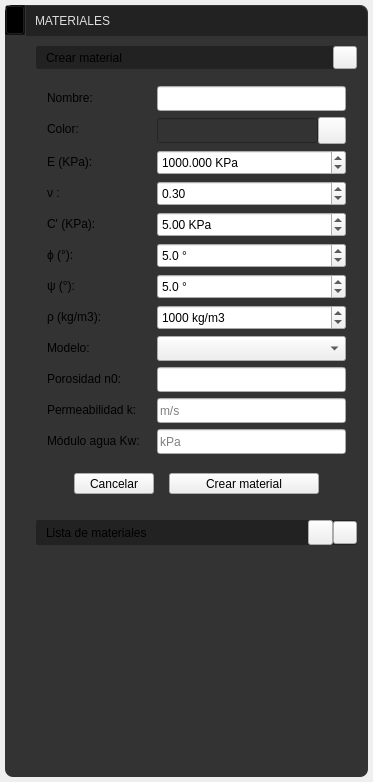
Old version of the form app/ui/widget_draw_menu_properties.ui in the repository edwinar13/MPM-UN.
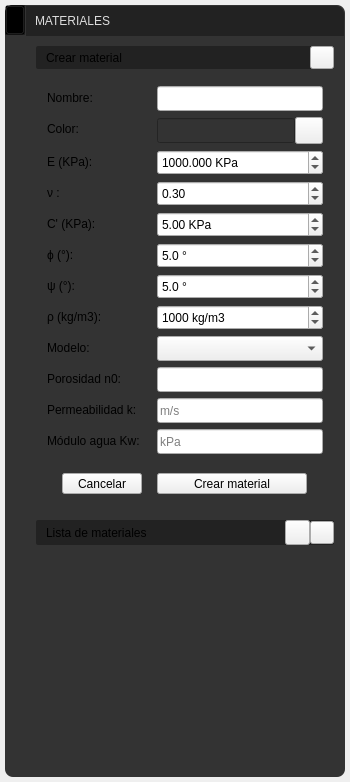
New version of the form. Icons and pictures are not drawn.

Commit message:
fix(ventana): paneles laterales con scroll; la ventana cabe en pantallas con escala
El contenido de los 9 paneles va en un QScrollArea: el alto mínimo de la ventana
baja de 844 a 633 px y al maximizar ya no queda debajo de la barra de Windows.

```diff
--- a/app/ui/widget_draw_menu_properties.ui
+++ b/app/ui/widget_draw_menu_properties.ui
@@ -24,7 +24,7 @@
   </property>
   <property name="maximumSize">
    <size>
-    <width>350</width>
+    <width>364</width>
     <height>16777215</height>
    </size>
   </property>
@@ -553,6 +553,13 @@
 }
 
 
+
+
+/* Contenido del panel con scroll cuando no cabe en la altura de la ventana */
+QScrollArea#scrollArea_info,
+QWidget#scrollAreaWidgetContents_info{
+background-color: transparent;
+}
 </string>
   </property>
   <layout class="QHBoxLayout" name="horizontalLayout_6">
@@ -826,6 +833,40 @@
           </widget>
          </item>
          <item>
+          <widget class="QScrollArea" name="scrollArea_info">
+           <property name="frameShape">
+            <enum>QFrame::Shape::NoFrame</enum>
+           </property>
+           <property name="horizontalScrollBarPolicy">
+            <enum>Qt::ScrollBarPolicy::ScrollBarAlwaysOff</enum>
+           </property>
+           <property name="sizeAdjustPolicy">
+            <enum>QAbstractScrollArea::SizeAdjustPolicy::AdjustToContents</enum>
+           </property>
+           <property name="widgetResizable">
+            <bool>true</bool>
+           </property>
+           <widget class="QWidget" name="scrollAreaWidgetContents_info">
+            <property name="minimumSize">
+             <size>
+              <width>1</width>
+              <height>0</height>
+             </size>
+            </property>
+            <layout class="QVBoxLayout" name="verticalLayout_scrollInfo">
+             <property name="leftMargin">
+              <number>0</number>
+             </property>
+             <property name="topMargin">
+              <number>0</number>
+             </property>
+             <property name="rightMargin">
+              <number>0</number>
+             </property>
+             <property name="bottomMargin">
+              <number>0</number>
+             </property>
+               <item>
           <widget class="QFrame" name="frame_info">
            <property name="frameShape">
             <enum>QFrame::Shape::StyledPanel</enum>
@@ -1957,6 +1998,9 @@
               <layout class="QHBoxLayout" name="horizontalLayout_13">
                <item>
                 <widget class="QScrollArea" name="scrollArea">
+                       <property name="horizontalScrollBarPolicy">
+                        <enum>Qt::ScrollBarPolicy::ScrollBarAlwaysOff</enum>
+                       </property>
                  <property name="styleSheet">
                   <string notr="true">background-color: transparent;
 border: none;</string>
@@ -1965,6 +2009,12 @@
                   <bool>true</bool>
                  </property>
                  <widget class="QWidget" name="scrollAreaWidgetContents">
+                        <property name="minimumSize">
+                         <size>
+                          <width>1</width>
+                          <height>0</height>
+                         </size>
+                        </property>
                   <property name="geometry">
                    <rect>
                     <x>0</x>
@@ -2062,6 +2112,10 @@
              </layout>
             </item>
            </layout>
+                </widget>
+               </item>
+            </layout>
+           </widget>
           </widget>
          </item>
         </layout>
```
Left out of the diff: 2 changed lines with no effect on the pictures. Lines whose indentation alone changed are shown as unchanged. The commit also changes 18 other files.
